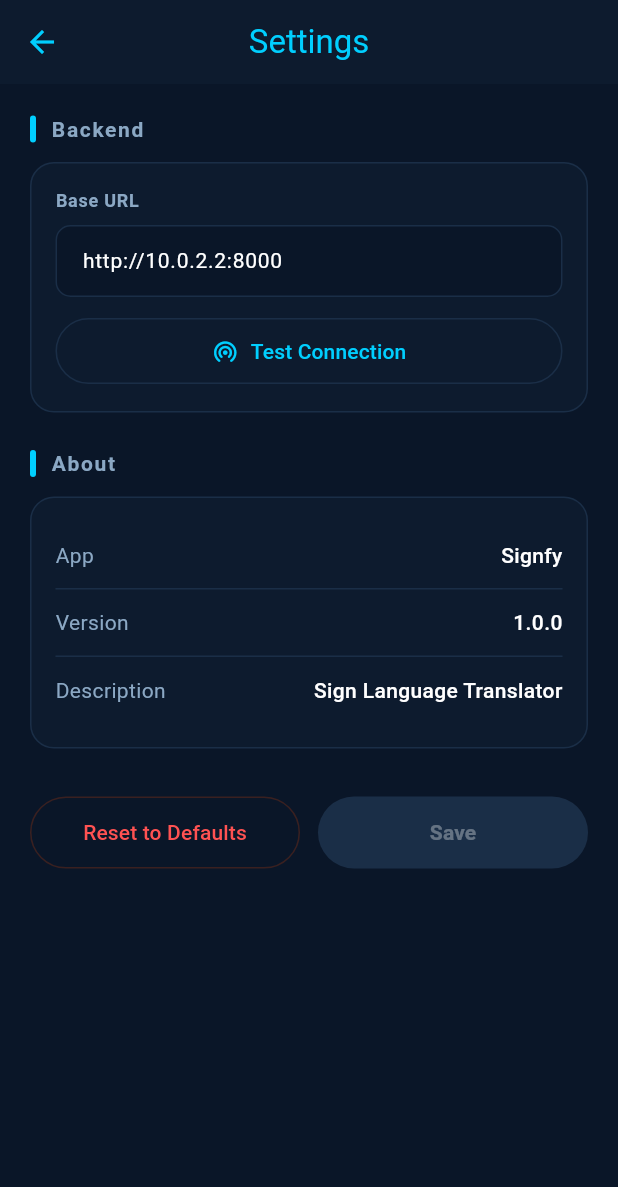
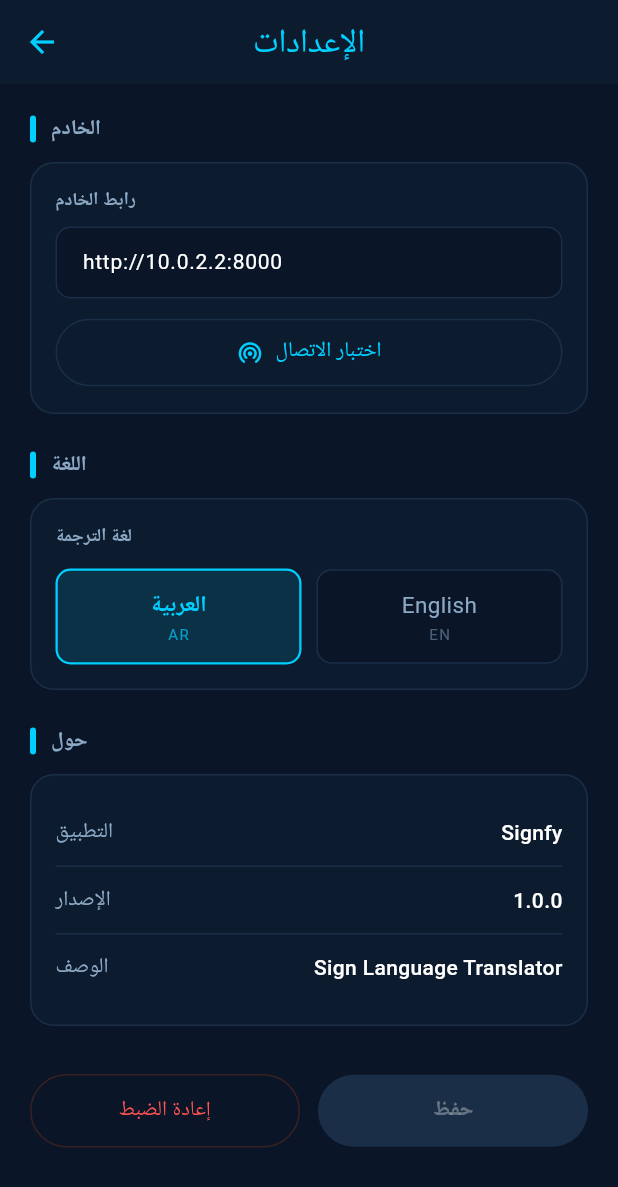
Before and after one commit to SignfyGP/Mobile-App, a Flutter app: the screen it shows after launch, after a tap on the "settings" icon, on a phone screen of 412 x 824 dp. Shown: the top 1187 px of the screen. Run offline on Flutter 3.47's test engine with Material 3 defaults, Android fonts, the phone set to English and light mode, and no system bars; our stand-ins replace audioplayers, camera, image_picker, shared_preferences, video_player; missing offline and left inert: flutter_3d_controller, record; network calls fail.

Commit message:
Add Arabic/English localization and language setting

```diff
--- /dev/null
+++ b/lib/core/constants/strings.dart
@@ -0,0 +1,128 @@
+import 'package:signfy/core/services/settings_service.dart';
+
+class S {
+  static bool get _ar => SettingsService.instance.appLanguage == 'ar';
+
+  // ── Common ────────────────────────────────────────────────────────────────
+  static String get translating => _ar ? 'جارٍ الترجمة…' : 'Translating…';
+  static String get translateToSign =>
+      _ar ? 'ترجمة إلى إشارة' : 'Translate to Sign';
+  static String get signing => _ar ? 'جارٍ التوقيع' : 'Signing';
+  static String get signingEllipsis => _ar ? 'جارٍ التوقيع…' : 'Signing…';
+  static String translationFailed(Object error) =>
+      _ar ? 'فشلت الترجمة: $error' : 'Translation failed: $error';
+
+  // ── Home ──────────────────────────────────────────────────────────────────
+  static String get translationModes =>
+      _ar ? 'أوضاع الترجمة' : 'Translation Modes';
+  static String get explore => _ar ? 'استكشف' : 'Explore';
+  static String get settingsTooltip => _ar ? 'الإعدادات' : 'Settings';
+
+  static String get speechToSign => _ar ? 'كلام إلى إشارة' : 'Speech to Sign';
+  static String get speechToSignSub => _ar
+      ? 'تحدّث وشاهد الصورة الرمزية تترجم'
+      : 'Speak or type — watch the avatar sign it back';
+
+  static String get textToSign => _ar ? 'نص إلى إشارة' : 'Text to Sign';
+  static String get textToSignSub => _ar
+      ? 'اكتب أي نص وشاهد الصورة الرمزية تترجم'
+      : 'Type any text — watch the avatar sign each word';
+
+  static String get signToSpeech => _ar ? 'إشارة إلى كلام' : 'Sign to Speech';
+  static String get signToSpeechSub => _ar
+      ? 'أرِ يديك واحصل على كلام مسموع'
+      : 'Show your hands — get spoken words back';
+
+  static String get avatarDemoTitle =>
+      _ar ? 'عرض الصورة الرمزية ثلاثية الأبعاد' : '3D Avatar Demo';
+  static String get avatarDemoSub => _ar
+      ? 'استكشف حركات الإشارة بشكل تفاعلي'
+      : 'Explore sign animations interactively';
+
+  // ── Settings ──────────────────────────────────────────────────────────────
+  static String get settings => _ar ? 'الإعدادات' : 'Settings';
+  static String get backend => _ar ? 'الخادم' : 'Backend';
+  static String get baseUrl => _ar ? 'رابط الخادم' : 'Base URL';
+  static String get testConnection => _ar ? 'اختبار الاتصال' : 'Test Connection';
+  static String get serverReachable =>
+      _ar ? 'الخادم متاح' : 'Server is reachable';
+  static String get serverUnreachable =>
+      _ar ? 'تعذّر الوصول إلى الخادم' : 'Could not reach server';
+  static String get language => _ar ? 'اللغة' : 'Language';
+  static String get translationLanguage =>
+      _ar ? 'لغة الترجمة' : 'Translation Language';
+  static String get about => _ar ? 'حول' : 'About';
+  static String get appLabel => _ar ? 'التطبيق' : 'App';
+  static String get version => _ar ? 'الإصدار' : 'Version';
+  static String get description => _ar ? 'الوصف' : 'Description';
+  static String get resetToDefaults =>
+      _ar ? 'إعادة الضبط' : 'Reset to Defaults';
+  static String get save => _ar ? 'حفظ' : 'Save';
+  static String get settingsSaved =>
+      _ar ? 'تم حفظ الإعدادات' : 'Settings saved';
+  static String get resetDone => _ar ? 'تمت إعادة الضبط' : 'Reset to defaults';
+  static String get urlValidationError => _ar
+      ? 'يجب أن يبدأ الرابط بـ http:// أو https://'
+      : 'URL must start with http:// or https://';
+
+  // ── Speech to Sign ────────────────────────────────────────────────────────
+  static String get speechToSignTitle =>
+      _ar ? 'كلام إلى إشارة' : 'Speech to Sign';
+  static String get recordHint =>
+      _ar ? 'سجّل صوتك أدناه ثم اضغط ترجمة' : 'Record your voice below and tap Translate';
+  static String get listening => _ar ? 'جارٍ الاستماع…' : 'Listening…';
+  static String get stopPlayback => _ar ? 'إيقاف التشغيل' : 'Stop playback';
+  static String get playRecordedAudio =>
+      _ar ? 'تشغيل الصوت المسجل' : 'Play recorded audio';
+  static String get micPermission =>
+      _ar ? 'يلزم إذن الميكروفون.' : 'Microphone permission is required.';
+
+  // ── Text to Sign ──────────────────────────────────────────────────────────
+  static String get textToSignTitle => _ar ? 'نص إلى إشارة' : 'Text to Sign';
+  static String get textHint => _ar
+      ? 'اكتب نصاً للترجمة إلى لغة الإشارة…'
+      : 'Type text to translate into sign language…';
+  static String get textIdleHint =>
+      _ar ? 'اكتب نصاً أدناه ثم اضغط ترجمة' : 'Type text below and tap Translate';
+
+  // ── Sign to Speech ────────────────────────────────────────────────────────
+  static String get signToSpeechTitle =>
+      _ar ? 'إشارة إلى كلام' : 'Sign to Speech';
+  static String get inputVideo => _ar ? 'الفيديو المدخل' : 'Input Video';
+  static String get noVideoSelected =>
+      _ar ? 'لم يتم اختيار فيديو' : 'No video selected';
+  static String get recordVideo => _ar ? 'تسجيل فيديو' : 'Record Video';
+  static String get selectVideo => _ar ? 'اختيار فيديو' : 'Select Video';
+  static String get playVideo => _ar ? 'تشغيل الفيديو' : 'Play Video';
+  static String get pauseVideo => _ar ? 'إيقاف مؤقت' : 'Pause Video';
+  static String get translateToSpeech =>
+      _ar ? 'ترجمة إلى كلام' : 'Translate to Speech';
+  static String get generatedSpeech => _ar ? 'الكلام المُنشأ' : 'Generated Speech';
+  static String translatedLabel(String text) =>
+      _ar ? 'الترجمة: $text' : 'Translated: $text';
+  static String get stopSpeech => _ar ? 'إيقاف الكلام' : 'Stop Speech';
+  static String get playGeneratedSpeech =>
+      _ar ? 'تشغيل الكلام' : 'Play Generated Speech';
+  static String get videoRecordedOk =>
+      _ar ? 'تم تسجيل الفيديو بنجاح!' : 'Video recorded successfully!';
+  static String get videoLoadedOk =>
+      _ar ? 'تم تحميل الفيديو بنجاح!' : 'Video loaded successfully!';
+  static String get noCameraAvailable =>
+      _ar ? 'لا توجد كاميرا على هذا الجهاز' : 'No camera available on this device';
+  static String get loadVideoFirst =>
+      _ar ? 'يرجى تحميل فيديو أولاً' : 'Please load a video first';
+  static String get videoTranslatedOk =>
+      _ar ? 'تمت ترجمة الفيديو إلى كلام!' : 'Video translated to speech!';
+  static String videoError(Object e) =>
+      _ar ? 'خطأ في الفيديو: $e' : 'Error loading video: $e';
+  static String recordError(Object e) =>
+      _ar ? 'خطأ في التسجيل: $e' : 'Error recording video: $e';
+  static String selectError(Object e) =>
+      _ar ? 'خطأ في الاختيار: $e' : 'Error selecting video: $e';
+
+  // ── Camera recorder ───────────────────────────────────────────────────────
+  static String get recordVideoTitle => _ar ? 'تسجيل فيديو' : 'Record Video';
+  static String get startRecording => _ar ? 'بدء التسجيل' : 'Start Recording';
+  static String get stopRecording => _ar ? 'إيقاف التسجيل' : 'Stop Recording';
+  static String get cancel => _ar ? 'إلغاء' : 'Cancel';
+}
--- a/lib/core/services/settings_service.dart
+++ b/lib/core/services/settings_service.dart
@@ -4,6 +4,7 @@ import 'package:shared_preferences/shared_preferences.dart';
 
 class SettingsService {
   static const _keyBackendUrl = 'backend_base_url';
+  static const _keyLanguage = 'app_language';
 
   static SettingsService? _instance;
   static SettingsService get instance => _instance!;
@@ -27,5 +28,13 @@ class SettingsService {
   Future<void> setBackendBaseUrl(String url) =>
       _prefs.setString(_keyBackendUrl, url);
 
-  Future<void> resetToDefaults() => _prefs.remove(_keyBackendUrl);
+  String get appLanguage => _prefs.getString(_keyLanguage) ?? 'ar';
+
+  Future<void> setAppLanguage(String lang) =>
+      _prefs.setString(_keyLanguage, lang);
+
+  Future<void> resetToDefaults() async {
+    await _prefs.remove(_keyBackendUrl);
+    await _prefs.remove(_keyLanguage);
+  }
 }
--- a/lib/screens/home_screen.dart
+++ b/lib/screens/home_screen.dart
@@ -1,5 +1,6 @@
 import 'package:flutter/material.dart';
 import 'package:signfy/core/constants/colors.dart';
+import 'package:signfy/core/constants/strings.dart';
 import 'package:signfy/screens/avatar_screen.dart';
 import 'package:signfy/screens/settings_screen.dart';
 import 'package:signfy/screens/speech_to_video_screen.dart';
@@ -10,11 +11,23 @@ import 'package:signfy/widgets/home_header.dart';
 import 'package:signfy/widgets/section_label.dart';
 import 'package:signfy/widgets/translation_card.dart';
 
-class HomePage extends StatelessWidget {
+class HomePage extends StatefulWidget {
   const HomePage({super.key});
 
+  @override
+  State<HomePage> createState() => _HomePageState();
+}
+
+class _HomePageState extends State<HomePage> {
   void _go(BuildContext context, Widget screen) {
     Navigator.push(context, MaterialPageRoute(builder: (_) => screen));
+  }
+
+  void _goSettings() {
+    Navigator.push(
+      context,
+      MaterialPageRoute(builder: (_) => const SettingsScreen()),
+    ).then((_) => setState(() {}));
   }
 
   @override
@@ -33,19 +46,19 @@ class HomePage extends StatelessWidget {
                 children: [
                   const Expanded(child: HomeHeader()),
                   IconButton(
-                    onPressed: () => _go(context, const SettingsScreen()),
+                    onPressed: _goSettings,
                     icon: const Icon(Icons.settings_outlined),
                     color: AppColors.secondaryText,
-                    tooltip: 'Settings',
+                    tooltip: S.settingsTooltip,
                   ),
                 ],
               ),
               const SizedBox(height: 40),
-              const SectionLabel('Translation Modes'),
+              SectionLabel(S.translationModes),
               const SizedBox(height: 16),
               TranslationCard(
-                title: 'Speech to Sign',
-                subtitle: 'Speak or type — watch the avatar sign it back',
+                title: S.speechToSign,
+                subtitle: S.speechToSignSub,
                 iconTop: Icons.mic_rounded,
                 iconBottom: Icons.sign_language_rounded,
                 gradientColors: const [Color(0xFF0077A8), Color(0xFF004D70)],
@@ -54,8 +67,8 @@ class HomePage extends StatelessWidget {
               ),
               const SizedBox(height: 16),
               TranslationCard(
-                title: 'Text to Sign',
-                subtitle: 'Type any text — watch the avatar sign each word',
+                title: S.textToSign,
+                subtitle: S.textToSignSub,
                 iconTop: Icons.keyboard_rounded,
                 iconBottom: Icons.sign_language_rounded,
                 gradientColors: const [Color(0xFF065F46), Color(0xFF047857)],
@@ -64,8 +77,8 @@ class HomePage extends StatelessWidget {
               ),
               const SizedBox(height: 16),
               TranslationCard(
-                title: 'Sign to Speech',
-                subtitle: 'Show your hands — get spoken words back',
+                title: S.signToSpeech,
+                subtitle: S.signToSpeechSub,
                 iconTop: Icons.sign_language_rounded,
                 iconBottom: Icons.volume_up_rounded,
                 gradientColors: const [Color(0xFF5B21B6), Color(0xFF3B0764)],
@@ -73,7 +86,7 @@ class HomePage extends StatelessWidget {
                 onTap: () => _go(context, const VideoToSpeechPage()),
               ),
               const SizedBox(height: 32),
-              const SectionLabel('Explore'),
+              SectionLabel(S.explore),
               const SizedBox(height: 16),
               ExploreCard(
                 onTap: () => _go(context, const ViewerPage()),
--- a/lib/screens/settings_screen.dart
+++ b/lib/screens/settings_screen.dart
@@ -2,6 +2,7 @@ import 'package:flutter/material.dart';
 import 'package:http/http.dart' as http;
 import 'package:signfy/core/constants/app_config.dart';
 import 'package:signfy/core/constants/colors.dart';
+import 'package:signfy/core/constants/strings.dart';
 import 'package:signfy/core/services/settings_service.dart';
 import 'package:signfy/widgets/section_label.dart';
 import '../widgets/info_row.dart';
@@ -19,10 +20,12 @@ class _SettingsScreenState extends State<SettingsScreen> {
   late final TextEditingController _urlController;
   _ConnStatus _connStatus = _ConnStatus.idle;
   bool _hasChanges = false;
+  late String _language;
 
   @override
   void initState() {
     super.initState();
+    _language = SettingsService.instance.appLanguage;
     _urlController = TextEditingController(
       text: SettingsService.instance.backendBaseUrl,
     );
@@ -66,11 +69,9 @@ class _SettingsScreenState extends State<SettingsScreen> {
   Future<void> _save() async {
     final url = _urlController.text.trim();
     if (!url.startsWith('http://') && !url.startsWith('https://')) {
-      ScaffoldMessenger.of(context).showSnackBar(
-        const SnackBar(
-          content: Text('URL must start with http:// or https://'),
-        ),
-      );
+      ScaffoldMessenger.of(
+        context,
+      ).showSnackBar(SnackBar(content: Text(S.urlValidationError)));
       return;
     }
 
@@ -79,7 +80,13 @@ class _SettingsScreenState extends State<SettingsScreen> {
     setState(() => _hasChanges = false);
     ScaffoldMessenger.of(
       context,
-    ).showSnackBar(const SnackBar(content: Text('Settings saved')));
+    ).showSnackBar(SnackBar(content: Text(S.settingsSaved)));
+  }
+
+  Future<void> _setLanguage(String lang) async {
+    await SettingsService.instance.setAppLanguage(lang);
+    if (!mounted) return;
+    setState(() => _language = lang);
   }
 
   Future<void> _resetToDefaults() async {
@@ -89,29 +96,30 @@ class _SettingsScreenState extends State<SettingsScreen> {
     setState(() {
       _hasChanges = false;
       _connStatus = _ConnStatus.idle;
+      _language = SettingsService.instance.appLanguage;
     });
     ScaffoldMessenger.of(
       context,
-    ).showSnackBar(const SnackBar(content: Text('Reset to defaults')));
+    ).showSnackBar(SnackBar(content: Text(S.resetDone)));
   }
 
   @override
   Widget build(BuildContext context) {
     return Scaffold(
       backgroundColor: AppColors.bg,
-      appBar: AppBar(title: const Text('Settings')),
+      appBar: AppBar(title: Text(S.settings)),
       body: ListView(
         padding: const EdgeInsets.all(20),
         children: [
-          const SectionLabel('Backend'),
+          SectionLabel(S.backend),
           const SizedBox(height: 12),
           _SettingsCard(
             child: Column(
               crossAxisAlignment: CrossAxisAlignment.start,
               children: [
-                const Text(
-                  'Base URL',
-                  style: TextStyle(
+                Text(
+                  S.baseUrl,
+                  style: const TextStyle(
                     fontSize: 12,
                     fontWeight: FontWeight.w600,
                     color: AppColors.secondaryText,
@@ -174,7 +182,7 @@ class _SettingsScreenState extends State<SettingsScreen> {
                             ),
                           )
                         : const Icon(Icons.wifi_tethering_rounded, size: 18),
-                    label: const Text('Test Connection'),
+                    label: Text(S.testConnection),
                     style: OutlinedButton.styleFrom(
                       foregroundColor: AppColors.cyan,
                       side: const BorderSide(color: AppColors.cardBorder),
@@ -191,16 +199,37 @@ class _SettingsScreenState extends State<SettingsScreen> {
             ),
           ),
           const SizedBox(height: 24),
-          const SectionLabel('About'),
+          SectionLabel(S.language),
+          const SizedBox(height: 12),
+          _SettingsCard(
+            child: Column(
+              crossAxisAlignment: CrossAxisAlignment.start,
+              children: [
+                Text(
+                  S.translationLanguage,
+                  style: const TextStyle(
+                    fontSize: 12,
+                    fontWeight: FontWeight.w600,
+                    color: AppColors.secondaryText,
+                    letterSpacing: 0.5,
+                  ),
+                ),
+                const SizedBox(height: 12),
+                _LanguageToggle(selected: _language, onSelect: _setLanguage),
+              ],
+            ),
+          ),
+          const SizedBox(height: 24),
+          SectionLabel(S.about),
           const SizedBox(height: 12),
           _SettingsCard(
             child: Column(
               children: [
-                InfoRow(label: 'App', value: AppConfig.appName),
+                InfoRow(label: S.appLabel, value: AppConfig.appName),
                 const _Divider(),
-                const InfoRow(label: 'Version', value: '1.0.0'),
+                InfoRow(label: S.version, value: '1.0.0'),
                 const _Divider(),
-                InfoRow(label: 'Description', value: AppConfig.description),
+                InfoRow(label: S.description, value: AppConfig.description),
               ],
             ),
           ),
@@ -215,7 +244,7 @@ class _SettingsScreenState extends State<SettingsScreen> {
                     side: const BorderSide(color: Color(0xFF3A2020)),
                     padding: const EdgeInsets.symmetric(vertical: 14),
                   ),
-                  child: const Text('Reset to Defaults'),
+                  child: Text(S.resetToDefaults),
                 ),
               ),
               const SizedBox(width: 12),
@@ -228,9 +257,9 @@ class _SettingsScreenState extends State<SettingsScreen> {
                     disabledBackgroundColor: AppColors.cardBorder,
                     padding: const EdgeInsets.symmetric(vertical: 14),
                   ),
-                  child: const Text(
-                    'Save',
-                    style: TextStyle(fontWeight: FontWeight.w700),
+                  child: Text(
+                    S.save,
+                    style: const TextStyle(fontWeight: FontWeight.w700),
                   ),
                 ),
               ),
@@ -295,7 +324,7 @@ class _ConnStatusBanner extends StatelessWidget {
           ),
           const SizedBox(width: 8),
           Text(
-            isSuccess ? 'Server is reachable' : 'Could not reach server',
+            isSuccess ? S.serverReachable : S.serverUnreachable,
             style: TextStyle(
               fontSize: 13,
               color: isSuccess ? const Color(0xFF22C55E) : Colors.redAccent,
@@ -312,11 +341,7 @@ class _Divider extends StatelessWidget {
 
   @override
   Widget build(BuildContext context) {
-    return const Divider(
-      color: AppColors.cardBorder,
-      height: 1,
-      thickness: 1,
-    );
+    return const Divider(color: AppColors.cardBorder, height: 1, thickness: 1);
   }
 }
 
@@ -337,3 +362,90 @@ class _SettingsCard extends StatelessWidget {
     );
   }
 }
+
+class _LanguageToggle extends StatelessWidget {
+  const _LanguageToggle({required this.selected, required this.onSelect});
+  final String selected;
+  final ValueChanged<String> onSelect;
+
+  @override
+  Widget build(BuildContext context) {
+    return Row(
+      children: [
+        _LangOption(
+          code: 'ar',
+          label: 'العربية',
+          selected: selected == 'ar',
+          onTap: () => onSelect('ar'),
+        ),
+        const SizedBox(width: 10),
+        _LangOption(
+          code: 'en',
+          label: 'English',
+          selected: selected == 'en',
+          onTap: () => onSelect('en'),
+        ),
+      ],
+    );
+  }
+}
+
+class _LangOption extends StatelessWidget {
+  const _LangOption({
+    required this.code,
+    required this.label,
+    required this.selected,
+    required this.onTap,
+  });
+  final String code;
+  final String label;
+  final bool selected;
+  final VoidCallback onTap;
+
+  @override
+  Widget build(BuildContext context) {
+    return Expanded(
+      child: GestureDetector(
+        onTap: onTap,
+        child: AnimatedContainer(
+          duration: const Duration(milliseconds: 180),
+          padding: const EdgeInsets.symmetric(vertical: 12),
+          decoration: BoxDecoration(
+            color: selected
+                ? AppColors.cyan.withValues(alpha: 0.12)
+                : AppColors.bg,
+            borderRadius: BorderRadius.circular(10),
+            border: Border.all(
+              color: selected ? AppColors.cyan : AppColors.cardBorder,
+              width: selected ? 1.5 : 1,
+            ),
+          ),
+          child: Column(
+            children: [
+              Text(
+                label,
+                textAlign: TextAlign.center,
+                style: TextStyle(
+                  fontSize: 15,
+                  fontWeight: selected ? FontWeight.w700 : FontWeight.w400,
+                  color: selected ? AppColors.cyan : AppColors.secondaryText,
+                ),
+              ),
+              const SizedBox(height: 2),
+              Text(
+                code.toUpperCase(),
+                style: TextStyle(
+                  fontSize: 10,
+                  letterSpacing: 1,
+                  color: selected
+                      ? AppColors.cyan.withValues(alpha: 0.7)
+                      : AppColors.secondaryText.withValues(alpha: 0.5),
+                ),
+              ),
+            ],
+          ),
+        ),
+      ),
+    );
+  }
+}
--- a/lib/widgets/explore_card.dart
+++ b/lib/widgets/explore_card.dart
@@ -1,5 +1,6 @@
 import 'package:flutter/material.dart';
 import 'package:signfy/core/constants/colors.dart';
+import 'package:signfy/core/constants/strings.dart';
 
 class ExploreCard extends StatelessWidget {
   const ExploreCard({super.key, required this.onTap});
@@ -58,23 +59,23 @@ class ExploreCard extends StatelessWidget {
                       ),
                     ),
                     const SizedBox(width: 18),
-                    const Expanded(
+                    Expanded(
                       child: Column(
                         crossAxisAlignment: CrossAxisAlignment.start,
                         mainAxisAlignment: MainAxisAlignment.center,
                         children: [
                           Text(
-                            '3D Avatar Demo',
-                            style: TextStyle(
+                            S.avatarDemoTitle,
+                            style: const TextStyle(
                               fontSize: 16,
                               fontWeight: FontWeight.w700,
                               color: Colors.white,
                             ),
                           ),
-                          SizedBox(height: 4),
+                          const SizedBox(height: 4),
                           Text(
-                            'Explore sign animations interactively',
-                            style: TextStyle(
+                            S.avatarDemoSub,
+                            style: const TextStyle(
                               fontSize: 12,
                               color: AppColors.secondaryText,
                             ),
```
Also changed, not shown: lib/screens/speech_to_video_screen.dart (+28 -21 lines), lib/screens/text_to_sign_screen.dart (+36 -30 lines), lib/screens/video_to_speech_screen.dart (+57 -42 lines).
